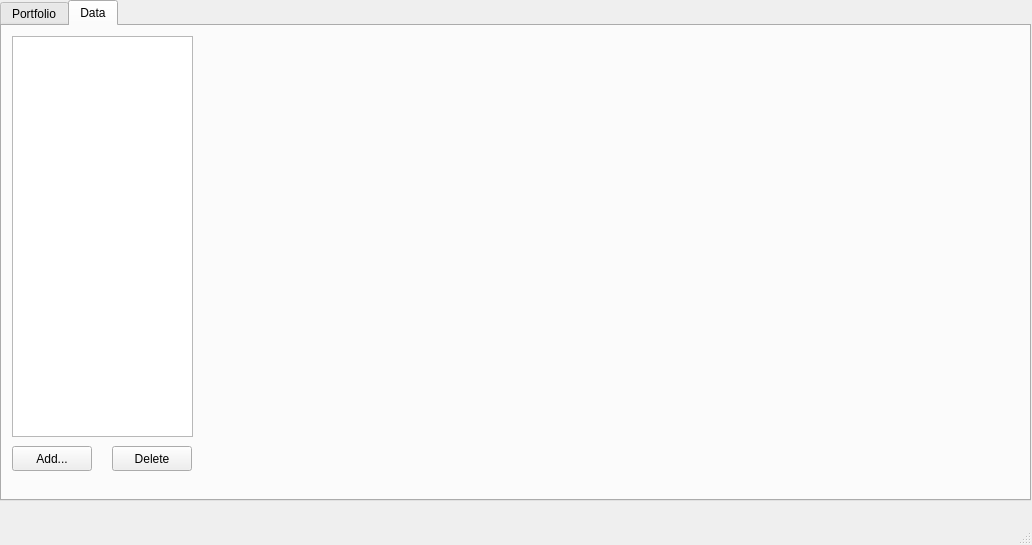
kubawoo/cutetrader, file src/app/mainwindow.ui: the form before one commit.
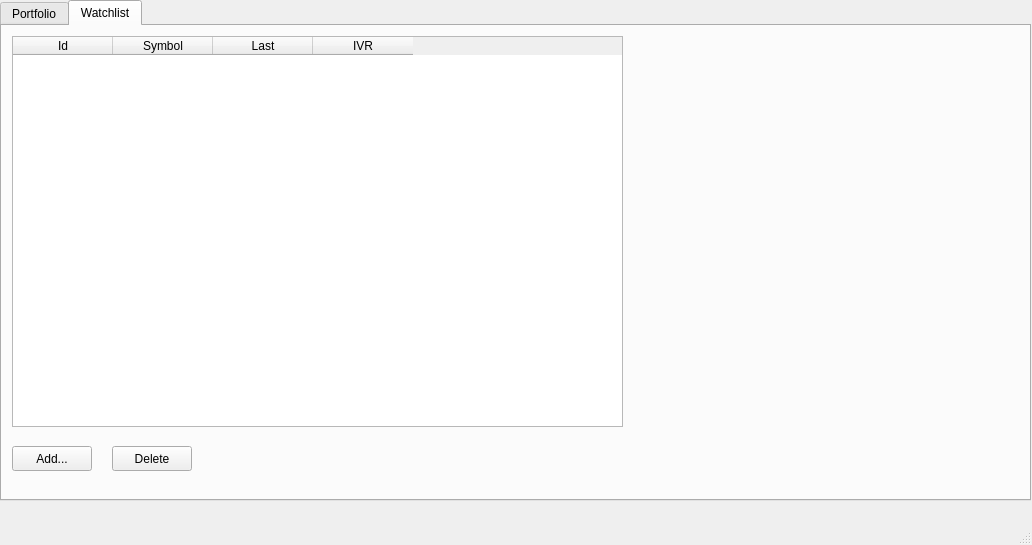
The form after the commit. The open tabs and pages were chosen to show the change.

Commit message: Delete security form watchlist

Patch:
```diff
--- a/src/app/mainwindow.ui
+++ b/src/app/mainwindow.ui
@@ -440,18 +440,8 @@
     </widget>
     <widget class="QWidget" name="tab">
      <attribute name="title">
-      <string>Data</string>
+      <string>Watchlist</string>
      </attribute>
-     <widget class="QListWidget" name="securitiesListWidget">
-      <property name="geometry">
-       <rect>
-        <x>10</x>
-        <y>10</y>
-        <width>181</width>
-        <height>401</height>
-       </rect>
-      </property>
-     </widget>
      <widget class="QPushButton" name="addSecurityPushButton">
       <property name="geometry">
        <rect>
@@ -478,6 +468,42 @@
        <string>Delete</string>
       </property>
      </widget>
+     <widget class="QTableWidget" name="watchlistTableWidget">
+      <property name="geometry">
+       <rect>
+        <x>10</x>
+        <y>10</y>
+        <width>611</width>
+        <height>391</height>
+       </rect>
+      </property>
+      <property name="editTriggers">
+       <set>QAbstractItemView::NoEditTriggers</set>
+      </property>
+      <attribute name="verticalHeaderVisible">
+       <bool>false</bool>
+      </attribute>
+      <column>
+       <property name="text">
+        <string>Id</string>
+       </property>
+      </column>
+      <column>
+       <property name="text">
+        <string>Symbol</string>
+       </property>
+      </column>
+      <column>
+       <property name="text">
+        <string>Last</string>
+       </property>
+      </column>
+      <column>
+       <property name="text">
+        <string>IVR</string>
+       </property>
+      </column>
+     </widget>
     </widget>
    </widget>
   </widget>
```
Left out of the diff: 2 changed lines with no effect on the pictures. The commit also changes 2 other files.
